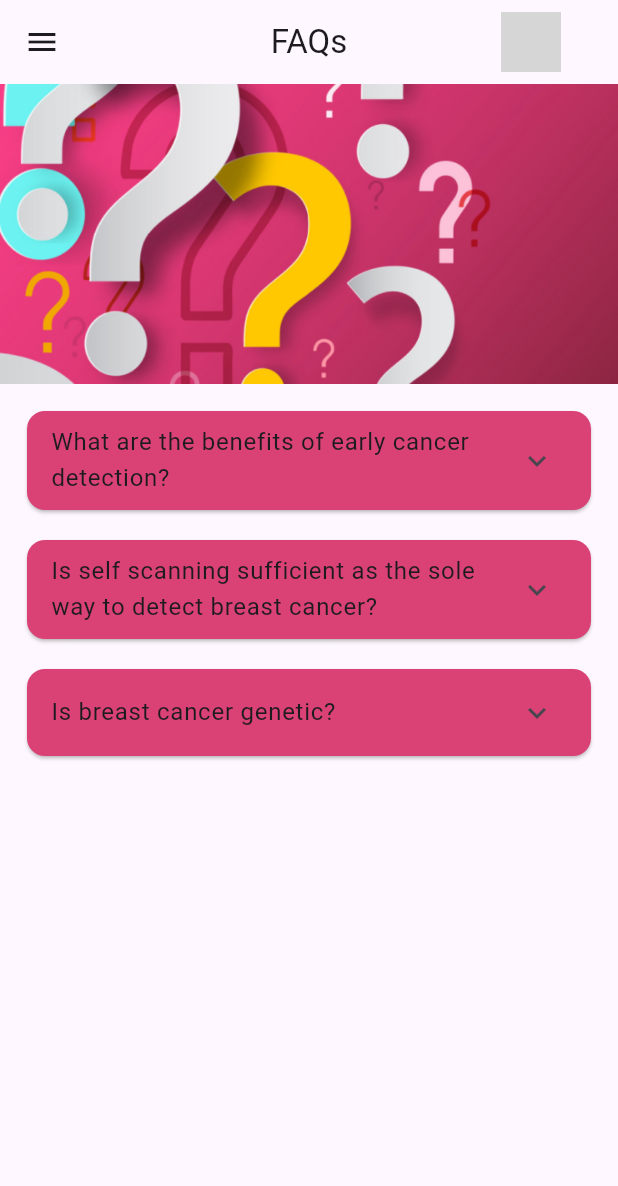
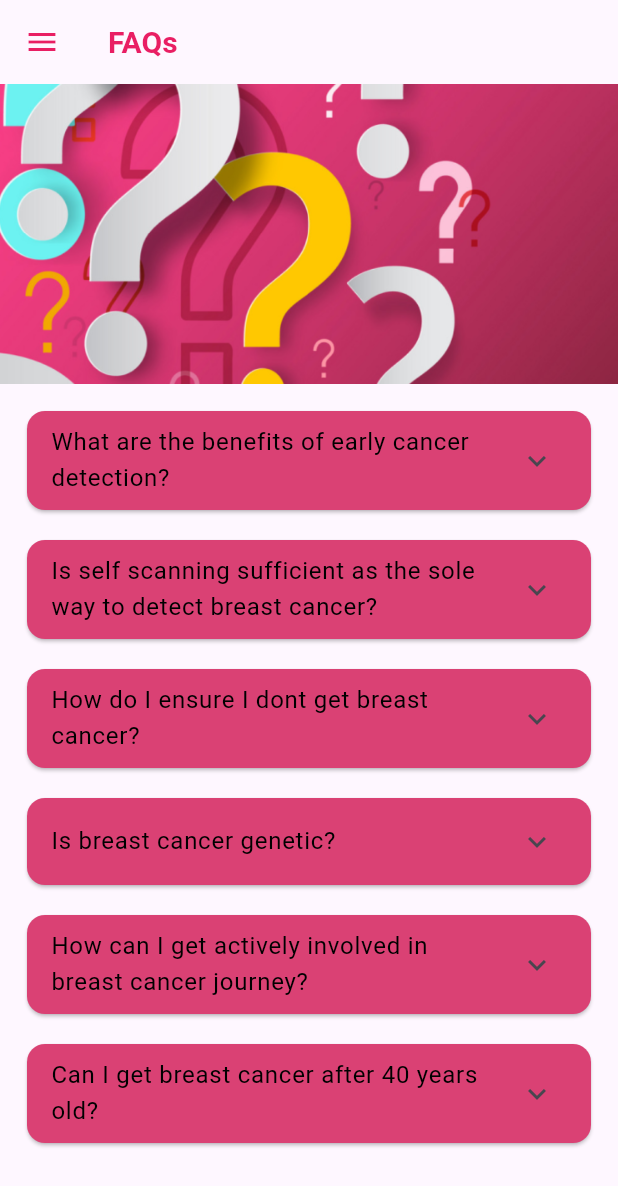
Before and after one commit to agigibairene/PinkRibbon-app, a Flutter app: the Contacts screen opened directly, after a tap on the "menu" icon, after a tap on "Home", after a tap on the "question answer" icon, on a phone screen of 412 x 824 dp. Shown: the top 1186 px of the screen. Run offline on Flutter 3.47's test engine with Material 3 defaults, Android fonts, the light colour scheme and no system bars; network calls fail; grey boxes are pictures that could not be loaded.

Commit message:
Contact and specialists cards

```diff
--- a/pink_ribbon/lib/contact.dart
+++ b/pink_ribbon/lib/contact.dart
@@ -1,4 +1,5 @@
 import 'package:flutter/material.dart';
+import 'package:flutter/widgets.dart';
 import 'main.dart'; // Import main.dart to access MyDrawer
 
 class Contacts extends StatelessWidget {
@@ -8,25 +9,22 @@ class Contacts extends StatelessWidget {
   Widget build(BuildContext context) {
     return Scaffold(
       appBar: AppBar(
-        title: const Text('Contacts and Specialists'),
-        centerTitle: true,
+        title: const Text(
+          'Contacts and Specialists',
+          style: TextStyle(
+              fontSize: 20, fontWeight: FontWeight.bold, color: Colors.pink),
+        ),
         leading: Builder(
           builder: (context) => IconButton(
-            icon: const Icon(Icons.menu),
+            icon: const Icon(
+              Icons.menu,
+              color: Colors.pink,
+            ),
             onPressed: () {
               Scaffold.of(context).openDrawer();
             },
           ),
         ),
-        actions: const [
-          Padding(
-            padding: EdgeInsets.only(right: 38.0),
-            child: CircleAvatar(
-              radius: 20.0,
-              backgroundImage: NetworkImage('https://via.placeholder.com/150'),
-            ),
-          ),
-        ],
       ),
       drawer: MyDrawer(onTap: (ctx, i) {
         Navigator.pop(ctx); // Close the drawer
@@ -36,6 +34,90 @@ class Contacts extends StatelessWidget {
           (route) => false,
         );
       }),
+      body: SafeArea(
+        child: ListView(
+          children: [
+            Stack(
+              children: [
+                SizedBox(
+                  width: double.infinity,
+                  height: 200,
+                  child: Image.asset('images/contacts.png', fit: BoxFit.cover),
+                ),
+              ],
+            ),
+            const Padding(
+              padding: EdgeInsets.all(8.0),
+              child: Column(
+                crossAxisAlignment: CrossAxisAlignment.start,
+                children: [
+                  InfoCard(
+                    title: 'In your region',
+                    text:
+                        'This map gives you an overview of the call centers and hotlines around your region.',
+                  ),
+                  InfoCard(
+                    title: 'Institutions',
+                    text:
+                        'Find an overview of counselling and support health services you can engage with.',
+                  ),
+                  InfoCard(
+                    title: 'Genetic Factors of Breast Cancer',
+                    text:
+                        'Breast cancer is not necessarily genetic. It is a disease that occurs in the cells of the breast.',
+                  ),
+                  InfoCard(
+                    title: 'Medication management resources',
+                    text:
+                        'List of pharmacies where you can refill your prescriptions and advice at affordable prices.',
+                  ),
+                  InfoCard(
+                    title: 'Join a community',
+                    text:
+                        'Belong and connect with other like-minded people in your community. Sharing every emotion and experiences.',
+                  ),
+                ],
+              ),
+            ),
+          ],
+        ),
+      ),
     );
   }
 }
+
+class InfoCard extends StatelessWidget {
+  final String title;
+  final String text;
+
+  const InfoCard({required this.title, required this.text, Key? key})
+      : super(key: key);
+
+  @override
+  Widget build(BuildContext context) {
+    return Card(
+      color: Color.fromARGB(255, 218, 65, 116),
+      margin: const EdgeInsets.all(10.0),
+      child: ListTile(
+        title: Text(
+          title,
+          style: TextStyle(
+            color: Colors.black,
+            fontWeight: FontWeight.bold,
+          ),
+        ),
+        subtitle: Padding(
+          padding: const EdgeInsets.only(top: 2.0),
+          child: Text(
+            text,
+            style: TextStyle(color: Colors.white),
+          ),
+        ),
+        trailing: Icon(Icons.chevron_right, color: Colors.white),
+        onTap: () {
+          // Add navigation logic her
+        },
+      ),
+    );
+  }
+}
--- a/pink_ribbon/lib/main.dart
+++ b/pink_ribbon/lib/main.dart
@@ -26,9 +26,16 @@ class _MyAppState extends State<MyApp> {
     return MaterialApp(
       debugShowCheckedModeBanner: false,
       home: Scaffold(
-        appBar: AppBar(
-          title: Text('PinkRibbon'),
-        ),
+        appBar: index == 0
+            ? AppBar(
+                title: Text('Home',
+                    style: TextStyle(
+                      color: Colors.pink,
+                      fontWeight: FontWeight.bold,
+                      fontSize: 20,
+                    )),
+              )
+            : null,
         body: list[index],
         drawer: MyDrawer(onTap: (ctx, i) {
           setState(() {
@@ -300,7 +307,7 @@ class HomePageContent extends StatelessWidget {
                 child: Center(
                   child: Text(
                     'Item $index',
-                    style: Theme.of(context).textTheme.headline5,
+                    style: Theme.of(context).textTheme.headlineMedium,
                   ),
                 ),
               );
@@ -319,25 +326,22 @@ class FAQScreen extends StatelessWidget {
   Widget build(BuildContext context) {
     return Scaffold(
       appBar: AppBar(
-        title: const Text('FAQs'),
-        centerTitle: true,
+        title: const Text(
+          'FAQs',
+          style: TextStyle(
+              fontSize: 20, fontWeight: FontWeight.bold, color: Colors.pink),
+        ),
         leading: Builder(
           builder: (context) => IconButton(
-            icon: const Icon(Icons.menu),
+            icon: const Icon(
+              Icons.menu,
+              color: Colors.pink,
+            ),
             onPressed: () {
               Scaffold.of(context).openDrawer();
             },
           ),
         ),
-        actions: const [
-          Padding(
-            padding: EdgeInsets.only(right: 38.0),
-            child: CircleAvatar(
-              radius: 20.0,
-              backgroundImage: NetworkImage('https://via.placeholder.com/150'),
-            ),
-          ),
-        ],
       ),
       drawer: MyDrawer(onTap: (ctx, i) {
         Navigator.pop(ctx); // Close the drawer
@@ -373,12 +377,28 @@ class FAQScreen extends StatelessWidget {
                     question:
                         'Is self scanning sufficient as the sole way to detect breast cancer?',
                     answer:
-                        'Yes, self scanning is sufficient as the sole way to detect breast cancer.<br>However, if you do not have access to a scanner, you may need to use a different method to detect breast cancer.',
+                        'Yes, self scanning is sufficient as the sole way to detect breast cancer.However, if you do not have access to a scanner, you may need to use a different method to detect breast cancer.',
+                  ),
+                  FAQCard(
+                    question: 'How do I ensure I dont get breast cancer?',
+                    answer:
+                        'You cant change some risk factors, such as family history. But you can make lifestyle changes to lower your risk. Stay away from alcohol, get active, manage your weight are just but a few.',
                   ),
                   FAQCard(
                     question: 'Is breast cancer genetic?',
                     answer:
-                        'No, breast cancer is not genetic. It is a disease that occurs in the cells of the breast.',
+                        'It is important to note that most women who get breast cancer do not have a family history of the disease. But women who have close blood relatives with breast cancer have a higher risk',
+                  ),
+                  FAQCard(
+                    question:
+                        'How can I get actively involved in breast cancer journey?',
+                    answer:
+                        'Spread the word and talk about it with family, friends and acquaintances. Join conferences and walks, be involved.',
+                  ),
+                  FAQCard(
+                    question: 'Can I get breast cancer after 40 years old?',
+                    answer:
+                        'Yes you can. Any age can get breast cancer. However, you should be aware that the rates of breast cancer increase after 40 years.',
                   ),
                 ],
               ),
@@ -407,11 +427,17 @@ class _FAQCardState extends State<FAQCard> {
       color: Color.fromARGB(255, 218, 65, 116),
       margin: const EdgeInsets.all(10.0),
       child: ExpansionTile(
-        title: Text(widget.question),
+        title: Text(
+          widget.question,
+          style: TextStyle(color: Colors.black),
+        ),
         children: <Widget>[
           Padding(
             padding: const EdgeInsets.all(8.0),
-            child: Text(widget.answer),
+            child: Text(
+              widget.answer,
+              style: TextStyle(color: Colors.white),
+            ),
           ),
         ],
         onExpansionChanged: (bool expanded) {},
--- a/pink_ribbon/pubspec.yaml
+++ b/pink_ribbon/pubspec.yaml
@@ -56,9 +56,7 @@ flutter:
   # the material Icons class.
   uses-material-design: true
   assets:
-    - images/account.png
-    - images/FAQ.png
-    - images/self-examination.webp
+    - images/
 
   # To add assets to your application, add an assets section, like this:
   #  assets:
```
Also changed, not shown: pink_ribbon/images/contacts.png (added), pink_ribbon/images/logo.png (added), pink_ribbon/pubspec.lock.
